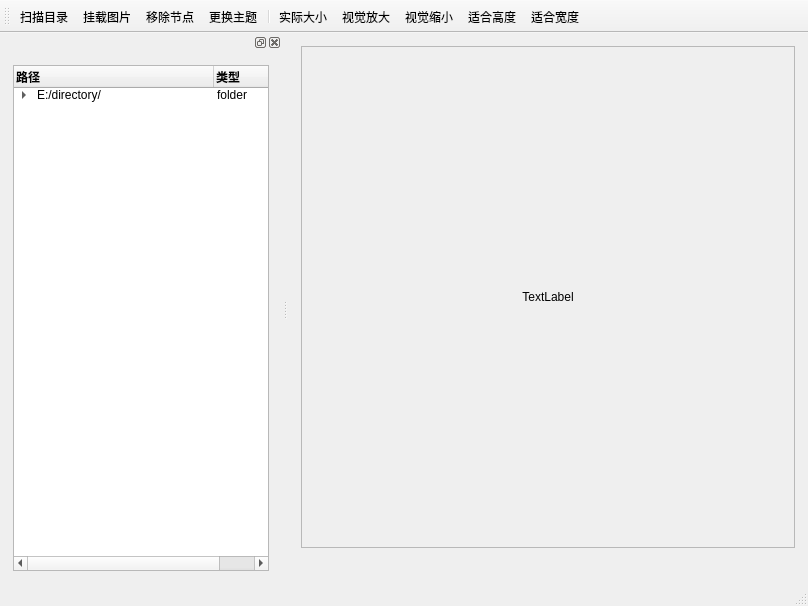
Old version of the form _en/Computer/Operating_System/Qt_C++_Programming/Canvas/Canvas.ui in the repository bss9395/bss9395.github.io.
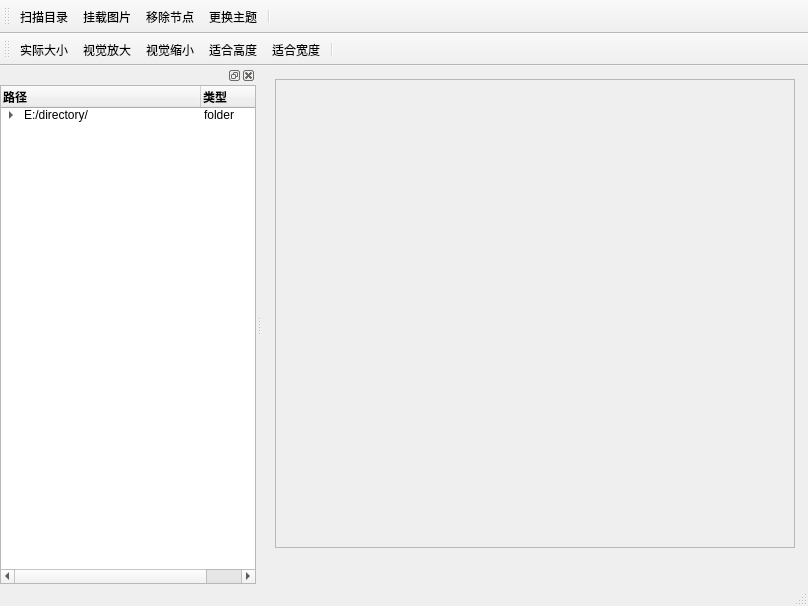
New version of the form. Icons and pictures are not drawn.

Diff of the .ui file:
```diff
--- a/_en/Computer/Operating_System/Qt_C++_Programming/Canvas/Canvas.ui
+++ b/_en/Computer/Operating_System/Qt_C++_Programming/Canvas/Canvas.ui
@@ -43,8 +43,8 @@
         <rect>
          <x>0</x>
          <y>0</y>
-         <width>497</width>
-         <height>421</height>
+         <width>523</width>
+         <height>385</height>
         </rect>
        </property>
        <layout class="QHBoxLayout" name="horizontalLayout">
@@ -75,7 +75,10 @@
            <enum>QFrame::NoFrame</enum>
           </property>
           <property name="text">
-           <string>TextLabel</string>
+           <string/>
+          </property>
+          <property name="pixmap">
+           <pixmap resource="images.qrc">:/images/M31.png</pixmap>
           </property>
           <property name="alignment">
            <set>Qt::AlignCenter</set>
@@ -145,6 +148,12 @@
    <property name="windowTitle">
     <string>toolBar</string>
    </property>
+   <property name="iconSize">
+    <size>
+     <width>20</width>
+     <height>20</height>
+    </size>
+   </property>
    <property name="toolButtonStyle">
     <enum>Qt::ToolButtonTextUnderIcon</enum>
    </property>
@@ -159,11 +168,6 @@
    <addaction name="A_Unmount"/>
    <addaction name="A_Update_Theme"/>
    <addaction name="separator"/>
-   <addaction name="A_Actual_Size"/>
-   <addaction name="A_Zoom_In"/>
-   <addaction name="A_Zoom_Out"/>
-   <addaction name="A_Fit_Height"/>
-   <addaction name="A_Fit_Width"/>
   </widget>
   <widget class="QDockWidget" name="dockWidget">
    <attribute name="dockWidgetArea">
@@ -172,19 +176,19 @@
    <widget class="QWidget" name="dockWidgetContents">
     <layout class="QVBoxLayout" name="verticalLayout_2">
      <property name="spacing">
-      <number>9</number>
+      <number>0</number>
      </property>
      <property name="leftMargin">
-      <number>13</number>
+      <number>0</number>
      </property>
      <property name="topMargin">
-      <number>13</number>
+      <number>0</number>
      </property>
      <property name="rightMargin">
-      <number>13</number>
+      <number>0</number>
      </property>
      <property name="bottomMargin">
-      <number>13</number>
+      <number>0</number>
      </property>
      <item>
       <widget class="QTreeWidget" name="TW_Picture">
@@ -254,6 +258,32 @@
     </layout>
    </widget>
   </widget>
+  <widget class="QToolBar" name="TB_Minor">
+   <property name="windowTitle">
+    <string>toolBar</string>
+   </property>
+   <property name="iconSize">
+    <size>
+     <width>20</width>
+     <height>20</height>
+    </size>
+   </property>
+   <property name="toolButtonStyle">
+    <enum>Qt::ToolButtonTextUnderIcon</enum>
+   </property>
+   <attribute name="toolBarArea">
+    <enum>TopToolBarArea</enum>
+   </attribute>
+   <attribute name="toolBarBreak">
+    <bool>true</bool>
+   </attribute>
+   <addaction name="A_Actual_Size"/>
+   <addaction name="A_Zoom_In"/>
+   <addaction name="A_Zoom_Out"/>
+   <addaction name="A_Fit_Height"/>
+   <addaction name="A_Fit_Width"/>
+   <addaction name="separator"/>
+  </widget>
   <action name="A_Mount">
    <property name="icon">
     <iconset resource="resources.qrc">
```
Left out of the diff: 54 changed lines with no effect on the pictures.
